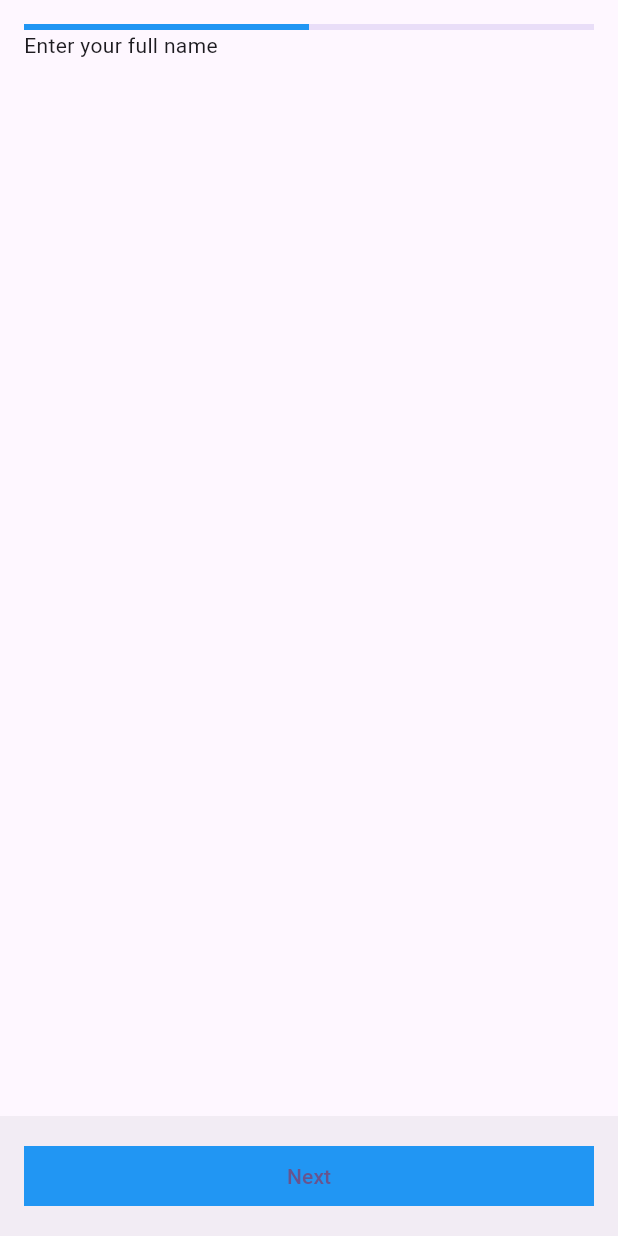
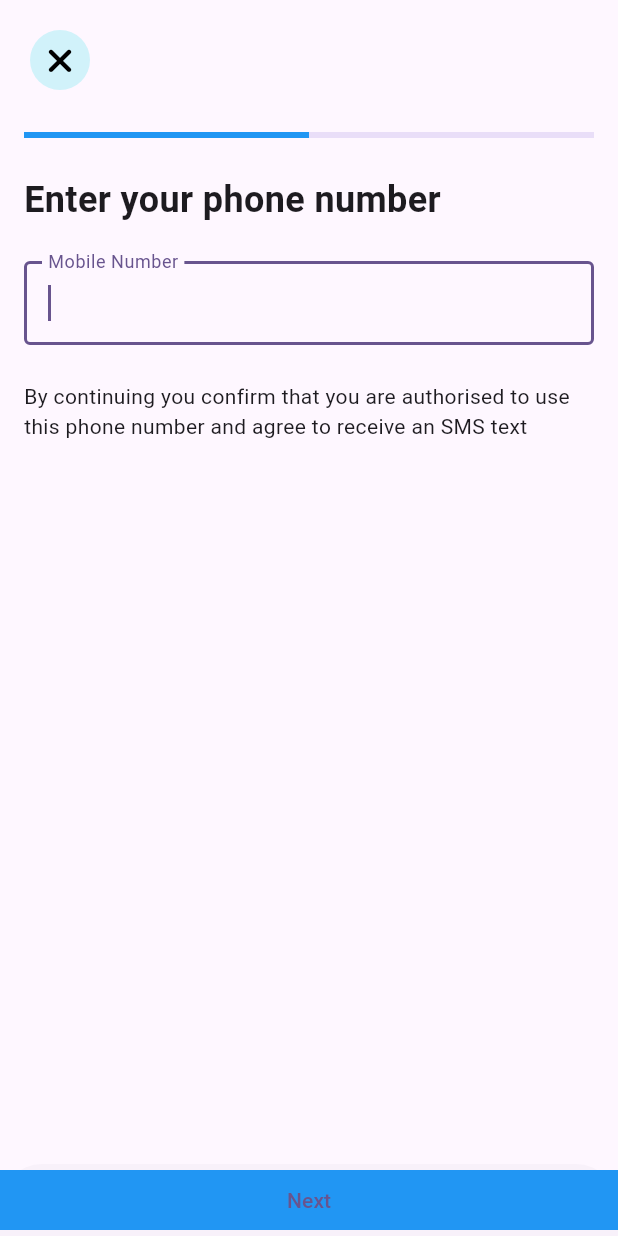
Before and after one commit to ogomaemmanuel/panacare, a Flutter app: the PatientSignUpPage screen opened directly, after a tap on "Next", on a phone screen of 412 x 824 dp. Run offline on Flutter 3.47's test engine with Material 3 defaults, Android fonts, the phone set to English and light mode, and no system bars; our stand-ins replace font_awesome_flutter, pinput.

Commit message:
added styling for the patient sign up journey

```diff
--- a/lib/registration/patient_sign_up_page.dart
+++ b/lib/registration/patient_sign_up_page.dart
@@ -1,6 +1,8 @@
 import 'package:flutter/cupertino.dart';
 import 'package:flutter/material.dart';
 import 'package:flutter/widgets.dart';
+import 'package:font_awesome_flutter/font_awesome_flutter.dart' show FaIcon, FontAwesomeIcons;
+import 'package:pinput/pinput.dart';
 
 class PatientSignUpPage extends StatefulWidget {
   const PatientSignUpPage({super.key});
@@ -12,21 +14,190 @@ class PatientSignUpPage extends StatefulWidget {
 }
 
 class _PatientSignUpPageState extends State<PatientSignUpPage> {
+  FocusNode focusNode = new FocusNode();
   var phoneNumber = "";
   var fullName = "";
   var email = "";
+  var verificationCode="";
+  var timeRemaining=3.0;
   var _progress = 0.0;
+  var stage = 1;
+  var totalSteps=4;
 
   @override
   void initState() {
     super.initState();
-    _progress = 0.5;
+    _progress = stage / totalSteps;
+  }
+
+  _goToBack(BuildContext context) {
+    Navigator.pop(context);
+  }
+
+  Widget _buildFullNameInput() {
+    return Column(
+      children: [
+        const Row(
+          children: [
+            Padding(
+              padding: EdgeInsets.only(top: 24.0),
+              child: Text(
+                "Enter your full name",
+                style: TextStyle(fontWeight: FontWeight.bold, fontSize: 24.0),
+              ),
+            ),
+          ],
+        ),
+        Padding(
+          padding: const EdgeInsets.only(top: 24.0),
+          child: TextFormField(
+            keyboardType: TextInputType.text,
+            autofocus: true,
+            decoration: const InputDecoration(
+                border: OutlineInputBorder(), label: Text("Full Name")),
+            onSaved: (val) => fullName = val!,
+          ),
+        ),
+      ],
+    );
+  }
+
+  Widget _buildPhoneNumberInput() {
+    return Column(
+      children: [
+        const Row(
+          children: [
+            Padding(
+              padding: EdgeInsets.only(top: 24.0),
+              child: Text(
+                "Enter your phone number",
+                style: TextStyle(fontWeight: FontWeight.bold, fontSize: 24.0),
+              ),
+            ),
+          ],
+        ),
+        Padding(
+          padding: const EdgeInsets.only(top:24.0),
+          child: TextFormField(
+            keyboardType: TextInputType.phone,
+            autofocus: true,
+            decoration: const InputDecoration(
+                border: OutlineInputBorder(), label: Text("Mobile Number")),
+            onSaved: (val) => fullName = val!,
+          ),
+        ),
+        const Padding(
+          padding: EdgeInsets.only(top: 24.0),
+          child: Row(
+            children: [
+              Expanded(child: Text("By continuing you confirm that you are authorised to use this phone number and agree to receive an SMS text "))
+            ],
+          ),
+        )
+      ],
+    );
+  }
+
+  Widget _buildEmailInput() {
+    return Column(
+      children: [
+        const Row(
+          children: [
+            Padding(
+              padding: EdgeInsets.only(top: 24.0),
+              child: Text(
+                "Enter your your email address",
+                style: TextStyle(fontWeight: FontWeight.bold, fontSize: 24.0),
+              ),
+            ),
+          ],
+        ),
+        Padding(
+          padding: const EdgeInsets.only(top:24.0),
+          child: TextFormField(
+            keyboardType: TextInputType.emailAddress,
+            autofocus: true,
+            decoration: const InputDecoration(
+                border: OutlineInputBorder(), label: Text("Email Address")),
+            onSaved: (val) => fullName = val!,
+          ),
+        ),
+
+
+      ],
+    );
+  }
+
+  Widget _buildVerificationCodeInput() {
+    return Column(
+      children: [
+        const Row(
+          children: [
+            Padding(
+              padding: EdgeInsets.only(top: 24.0),
+              child: Text(
+                "Enter your your code",
+                style: TextStyle(fontWeight: FontWeight.bold, fontSize: 24.0),
+              ),
+            ),
+          ],
+        ),
+
+        const Padding(
+          padding: EdgeInsets.only(top: 24.0),
+          child: Row(
+            children: [
+              Flexible(child: Text("Enter the four digit activation code sent to your email and mobile number"))
+            ],
+          ),
+        ),
+
+        Padding(
+          padding: const EdgeInsets.only(top:24.0),
+          child: Pinput(
+            autofocus: true,
+            mainAxisAlignment: MainAxisAlignment.start,
+            onCompleted: (pin) => verificationCode = pin,
+          ),
+        ),
+
+        Padding(
+          padding: const EdgeInsets.only(top:24),
+          child: Row(
+            children: [
+              Text("Time remaining $timeRemaining")
+            ],
+          ),
+        ),
+        GestureDetector(
+          child: Row(
+
+            children: [ Padding(
+              padding: const EdgeInsets.only(top:24.0),
+              child: const Text("Resend code?",style: TextStyle(decoration: TextDecoration.underline, color: Colors.black)),
+            )],
+          ),
+        )
+      ],
+    );
+  }
+
+  _updateStage() {
+    setState(() {
+      if (stage < totalSteps) {
+        stage++;
+      }
+      _progress = (stage / totalSteps);
+    });
   }
 
   @override
   Widget build(BuildContext context) {
     return Scaffold(
       body: SafeArea(
+        bottom: false,
+        maintainBottomViewPadding: true,
+
         child: Center(
             child: Column(
           children: [
@@ -36,15 +207,34 @@ class _PatientSignUpPageState extends State<PatientSignUpPage> {
                     const EdgeInsets.only(left: 16.0, right: 16.0, top: 16.0),
                 child: Column(
                   children: [
+                    Row(
+                      children: [
+                        Padding(
+                            padding: const EdgeInsets.only(bottom: 24.0),
+                            child: IconButton(
+                              style: IconButton.styleFrom(
+                                  foregroundColor:
+                                      const HSLColor.fromAHSL(1.0, 0, 0, 0)
+                                          .toColor(),
+                                  backgroundColor: const HSLColor.fromAHSL(
+                                          1.0, 192.0, 0.82, 0.90)
+                                      .toColor()),
+                              onPressed: () => _goToBack(context),
+                              icon: const FaIcon(FontAwesomeIcons.xmark),
+                            ))
+                      ],
+                    ),
                     LinearProgressIndicator(
                         valueColor:
-                          new AlwaysStoppedAnimation<Color>(Colors.blue),
+                            const AlwaysStoppedAnimation<Color>(Colors.blue),
                         value: _progress),
-                  Row(
-                    children: [
-                      Text("Enter your full name"),
-                    ],
-                  )
+                    Form(
+                        child: [
+                      _buildFullNameInput(),
+                      _buildPhoneNumberInput(),
+                      _buildEmailInput(),
+                      _buildVerificationCodeInput()
+                    ][stage - 1])
                   ],
                 ),
               ),
@@ -52,22 +242,22 @@ class _PatientSignUpPageState extends State<PatientSignUpPage> {
 
           ],
         )),
+
       ),
-    bottomNavigationBar: BottomAppBar(
-
-        child:
+   bottomSheet:
    Row(
+     crossAxisAlignment:CrossAxisAlignment.end,
      children: [
        Expanded(
            child: TextButton(
-        onPressed: () => {},
+               onPressed: () => _updateStage(),
                style: TextButton.styleFrom(
                    backgroundColor: Colors.blue,
                    shape: const RoundedRectangleBorder(
                        borderRadius: BorderRadius.all(Radius.zero))),
-    child: Text("Next")))
+               child: const Text("Next")))
      ],
-    ) ),
+   )
     );
   }
 }
--- a/lib/registration/sign_up_page.dart
+++ b/lib/registration/sign_up_page.dart
@@ -56,7 +56,7 @@ class SignUpPage extends StatelessWidget {
                     children:  [
                       InkWell(
                         onTap: ()=> Navigator.push(context,
-                        MaterialPageRoute(builder: (context)=>PatientSignUpPage())
+                        MaterialPageRoute(builder: (context)=>const PatientSignUpPage())
                         ),
                         child: const ListTile(
                           contentPadding: EdgeInsets.only(left: 0.0),
@@ -67,7 +67,7 @@ class SignUpPage extends StatelessWidget {
                           trailing: Icon(Icons.arrow_forward_ios),
                         ),
                       ),
-                      ListTile(
+                      const ListTile(
                         contentPadding: EdgeInsets.only(left: 0.0),
                         leading: Icon(Icons.account_circle_outlined),
                         title: Text("Doctor Profile"),
--- a/pubspec.yaml
+++ b/pubspec.yaml
@@ -37,6 +37,7 @@ dependencies:
   cupertino_icons: ^1.0.6
   flutter_native_splash: ^2.4.0
   font_awesome_flutter: ^10.7.0
+  pinput: ^4.0.0
 
 dev_dependencies:
   flutter_test:
```
Also changed, not shown: lib/auth/login.dart (+6 -2 lines), pubspec.lock, 1 other file. Lines whose indentation alone changed are shown as unchanged.
